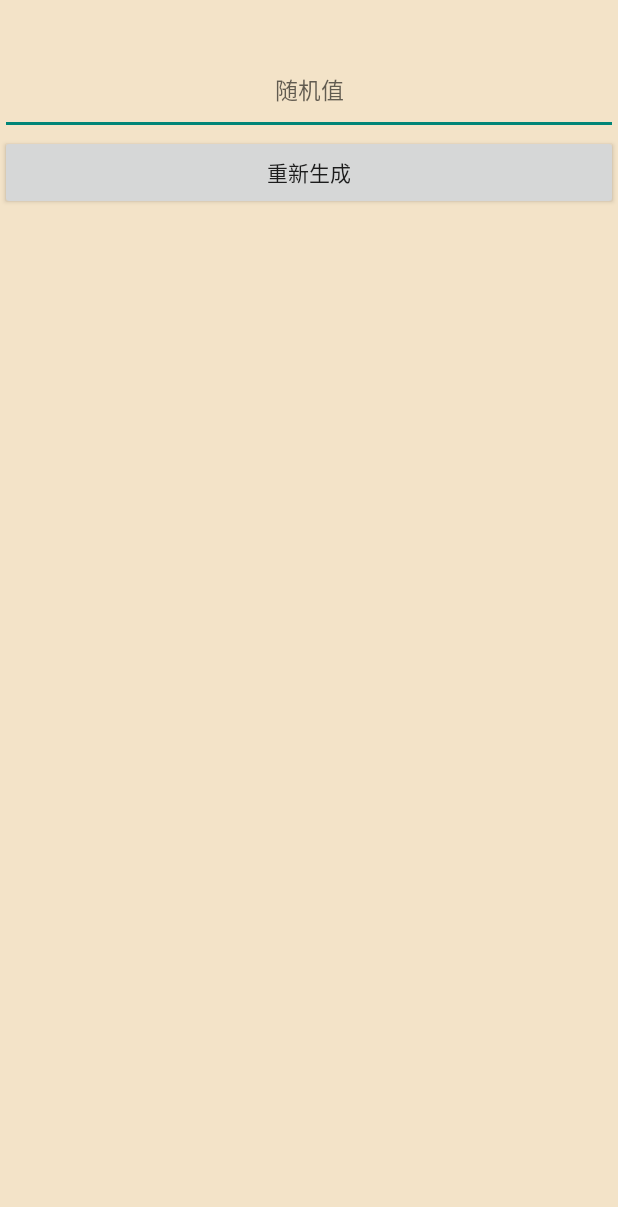
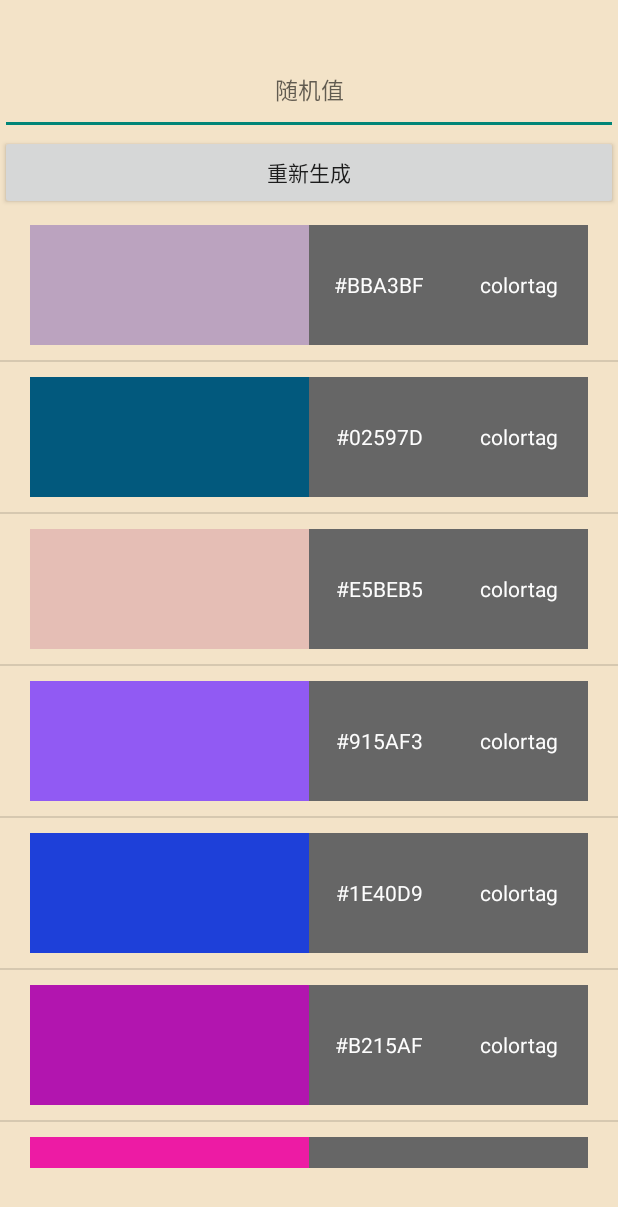
Before and after one commit to Wtier330/MyAssistant, an Android app: the fragment ArtistPalettPicture_Fragment shown on its own in the app's theme, after a tap on "重新生成", on a phone screen of 412 x 824 dp. Shown: the top 1207 px of the screen. Run offline under Robolectric (Android 15) with nearby library versions, the phone set to English and light mode, and no system bars.

Commit message:
feat:colorlist ref:优化了一些逻辑 fix:修复了一些bug

```diff
--- a/app/src/main/java/com/example/myapplication/activity/MainActivity.java
+++ b/app/src/main/java/com/example/myapplication/activity/MainActivity.java
@@ -39,11 +39,13 @@ public class MainActivity extends AppCompatActivity implements View.OnClickListe
         CardView bt_weather = findViewById(R.id.bt_weather);
         CardView bt_weeklyreport = findViewById(R.id.bt_weeklyreport);
         CardView bt_color = findViewById(R.id.bt_color);
+        CardView bt_hotComments = findViewById(R.id.bt_hotComments);
 
         SetOnClickListener(bt_weather);
         SetOnClickListener(bt_notepad);
         SetOnClickListener(bt_weeklyreport);
         SetOnClickListener(bt_color);
+        SetOnClickListener(bt_hotComments);
 
     }
     //点击事件
@@ -61,6 +63,9 @@ public class MainActivity extends AppCompatActivity implements View.OnClickListe
                 break;
             case R.id.bt_color://调色盘
                 startActivity(new Intent(getApplicationContext(), ArtistPalett_Main.class));
+                break;
+             case R.id.bt_hotComments://网易热评
+                startActivity(new Intent(getApplicationContext(), HotCom_Main.class));
                 break;
 
         }
--- a/app/src/main/java/com/example/myapplication/adapter/ArtistAdapter.java
+++ b/app/src/main/java/com/example/myapplication/adapter/ArtistAdapter.java
@@ -21,6 +21,7 @@ public class ArtistAdapter extends RecyclerView.Adapter<RecyclerView.ViewHolder>
     private LayoutInflater layoutInflater;
     private ArtistPalettSqilteHelper artistPalettSqilteHelper;
     private Context context;
+
     public ArtistAdapter(Context context, List<ArtistPalett> myartistPaletts){
         this.myartistPaletts = myartistPaletts;
         this.context = context;
--- a/app/src/main/java/com/example/myapplication/fragment/ArtistPalettPicture_Fragment.java
+++ b/app/src/main/java/com/example/myapplication/fragment/ArtistPalettPicture_Fragment.java
@@ -3,26 +3,28 @@ package com.example.myapplication.fragment;
 import static com.example.myapplication.constants.Fragmentconstants.SECTION_PIC;
 
 import android.content.Context;
+import android.graphics.Color;
 import android.os.Bundle;
+import android.text.TextUtils;
 import android.view.LayoutInflater;
 import android.view.View;
 import android.view.ViewGroup;
+import android.widget.BaseAdapter;
 import android.widget.Button;
 import android.widget.EditText;
+import android.widget.ListView;
+import android.widget.TextView;
 
 import androidx.annotation.NonNull;
 import androidx.annotation.Nullable;
 import androidx.fragment.app.Fragment;
-import androidx.recyclerview.widget.RecyclerView;
 
 import com.example.myapplication.R;
-import com.example.myapplication.adapter.ArtistAdapter;
 import com.example.myapplication.bean.ArtistPalett;
 
-import java.util.HashSet;
+import java.util.ArrayList;
 import java.util.List;
 import java.util.Random;
-import java.util.Set;
 
 /**
  * @author WTL
@@ -31,11 +33,15 @@ import java.util.Set;
  */
 public class ArtistPalettPicture_Fragment extends Fragment {
     private View view;
-    private RecyclerView rlv_artist;
-    private List<ArtistPalett> artistPalett;
-    private ArtistAdapter artistAdapter;
+    private ListView rlv_artist;
+    private List<ArtistPalett> artistPalett = new ArrayList<>();
     private Button bt_artist_reggenerate;
     private EditText etArtistpalettPicInputcount;
+    private ArtistPalett artist;
+    private List<String> colors = new ArrayList<>();
+    private List<Integer> generatedColors = new ArrayList<>();
+    private LayoutInflater inflater;
+    private ColorAdapter colorAdapter = new ColorAdapter();
 
     @Override
     public void onAttach(@NonNull Context context) {
@@ -63,9 +69,17 @@ public class ArtistPalettPicture_Fragment extends Fragment {
         bt_artist_reggenerate.setOnClickListener(new View.OnClickListener() {
             @Override
             public void onClick(View v) {
+                int count;
                 /**
-                * 生成随机颜色值
-                * */
+                 * 生成随机颜色值
+                 * */
+                if (!TextUtils.isEmpty(etArtistpalettPicInputcount.getText().toString())) {
+                    count = Integer.parseInt(etArtistpalettPicInputcount.getText().toString());
+                } else {
+                    count = 10;
+                }
+                randomColor(count);
+                colorAdapter.notifyDataSetChanged();
             }
         });
     }
@@ -77,8 +91,8 @@ public class ArtistPalettPicture_Fragment extends Fragment {
 
     private void initView() {
         rlv_artist = view.findViewById(R.id.rlv_artist);
-        artistAdapter = new ArtistAdapter(getActivity(), artistPalett);
-        rlv_artist.setAdapter(artistAdapter);
+//        artistAdapter = new ArtistAdapter(getActivity(), artistPalett);
+        rlv_artist.setAdapter(colorAdapter);
 
         bt_artist_reggenerate = view.findViewById(R.id.bt_artist_reggenerate);
         etArtistpalettPicInputcount = view.findViewById(R.id.et_artistpalett_pic_Inputcount);
@@ -86,11 +100,10 @@ public class ArtistPalettPicture_Fragment extends Fragment {
     }
 
     /*
-     * 该方法用随机数进行生成不重复的颜色
+     * 该方法用随机数进行生成不重复的颜色并存入数组
      * */
     private void randomColor(int numberOfColorsToGenerate) {
         Random random = new Random();
-        Set<Integer> generatedColors = new HashSet<>();
 
         for (int i = 0; i < numberOfColorsToGenerate; i++) {
             int red, green, blue;
@@ -102,13 +115,87 @@ public class ArtistPalettPicture_Fragment extends Fragment {
                 green = random.nextInt(256);
                 blue = random.nextInt(256);
                 rgb = (red << 16) | (green << 8) | blue;
-            } while (generatedColors.contains(rgb));
+            } while (artistPalett.contains(rgb));
 
             generatedColors.add(rgb);
 
             // 转换为十六进制表示
             String hexColor = String.format("#%06X", rgb);
+            colors.add(hexColor);
             System.out.println("随机生成的颜色值 " + (i + 1) + ": " + hexColor);
         }
     }
+
+    //    class ColorHolder extends RecyclerView.ViewHolder {
+//        public TextView tv_color;
+//        public TextView tv_tag;
+//        public View colorshow;
+//
+//        public ColorHolder(@NonNull View itemView) {
+//            super(itemView);
+//            colorshow = itemView.findViewById(R.id.color_view);
+//            tv_color = itemView.findViewById(R.id.tv_color_colorhex);
+//            tv_tag = itemView.findViewById(R.id.tv_color_colorTag);
+//        }
+//    }
+//
+//    class ColorAdapter extends RecyclerView.Adapter<ColorHolder> {
+//        @NonNull
+//        @Override
+//        public ColorHolder onCreateViewHolder(@NonNull ViewGroup parent, int viewType) {
+//            inflater = LayoutInflater.from(getActivity());
+//            View v = inflater.inflate(R.layout.color_list, parent, false);
+//            ColorHolder colorHolder = new ColorHolder(v);
+//            return colorHolder;
+//        }
+//
+//        @Override
+//        public void onBindViewHolder(@NonNull ColorHolder holder, int position) {
+//            if (holder == null) {
+//                return;
+//            }
+//            randomColor(10);
+//            holder.tv_color.setText(colors.get(position));
+//            holder.colorshow.setBackgroundColor(generatedColors.get(position));
+//            notifyDataSetChanged();
+//        }
+//
+//        @Override
+//        public long getItemId(int position) {
+//            return position;
+//        }
+//
+//        @Override
+//        public int getItemCount() {
+//            return colors.size();
+//        }
+//    }
+    class ColorAdapter extends BaseAdapter {
+        @Override
+        public int getCount() {
+            return colors.size();
+        }
+
+        @Override
+        public Object getItem(int position) {
+            return colors.get(position);
+        }
+
+        @Override
+        public long getItemId(int position) {
+            return position;
+        }
+
+        @Override
+        public View getView(int position, View convertView, ViewGroup parent) {
+            View v = View.inflate(getActivity(), R.layout.color_list, null);
+            View colorshow = v.findViewById(R.id.color_view);
+            TextView tv_hex = v.findViewById(R.id.tv_color_colorhex);
+            TextView tv_tag = v.findViewById(R.id.tv_color_colorTag);
+
+            tv_hex.setText(colors.get(position));
+            colorshow.setBackgroundColor(Color.parseColor(colors.get(position)));
+            return v;
+        }
+    }
 }
--- a/app/src/main/res/layout/artistpalett_picture_fragment.xml
+++ b/app/src/main/res/layout/artistpalett_picture_fragment.xml
@@ -20,17 +20,14 @@
         android:id="@+id/bt_artist_reggenerate"
         android:text="重新生成"
         />
-    <ScrollView
-        android:layout_width="match_parent"
-        android:layout_height="match_parent">
 
-        <androidx.recyclerview.widget.RecyclerView
+        <ListView
             android:id="@+id/rlv_artist"
             android:layout_width="match_parent"
             android:layout_height="wrap_content"
             android:layout_gravity="center"
+            android:layout_marginBottom="45dp"
             android:textSize="20dp" />
 
-    </ScrollView>
 
 </LinearLayout>
--- a/app/src/main/res/layout/color_list.xml
+++ b/app/src/main/res/layout/color_list.xml
@@ -44,7 +44,7 @@
                 android:layout_weight="1"
                 android:textColor="#fdfdfd"
                 android:gravity="center"
-                android:text="colorhex" />
+                android:text="colortag" />
 
         </LinearLayout>
 
```
Also changed, not shown: app/src/main/AndroidManifest.xml (+5 -2 lines), app/src/main/java/com/example/myapplication/activity/HotCom_Main.java (added, +16 -0 lines), app/src/main/res/layout/activity_hot_com_main.xml (added, +9 -0 lines), app/src/main/res/layout/activity_main.xml (+4 -4 lines), app/src/main/res/drawable/hotfire.png (added).
